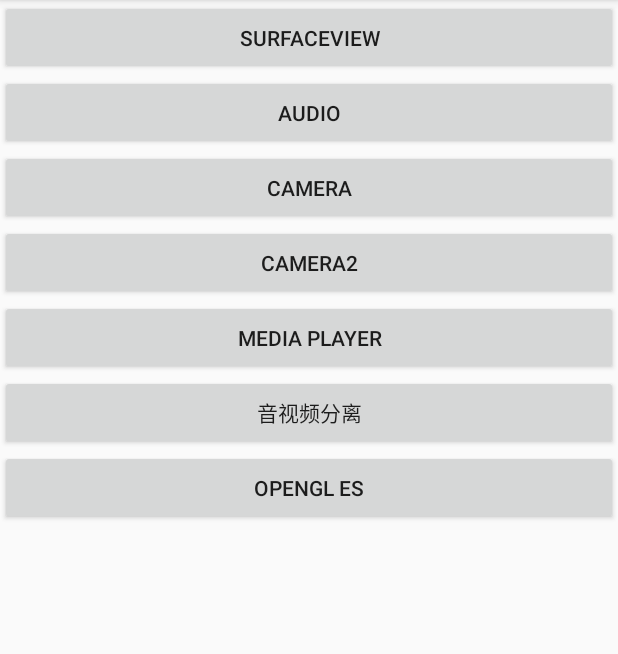
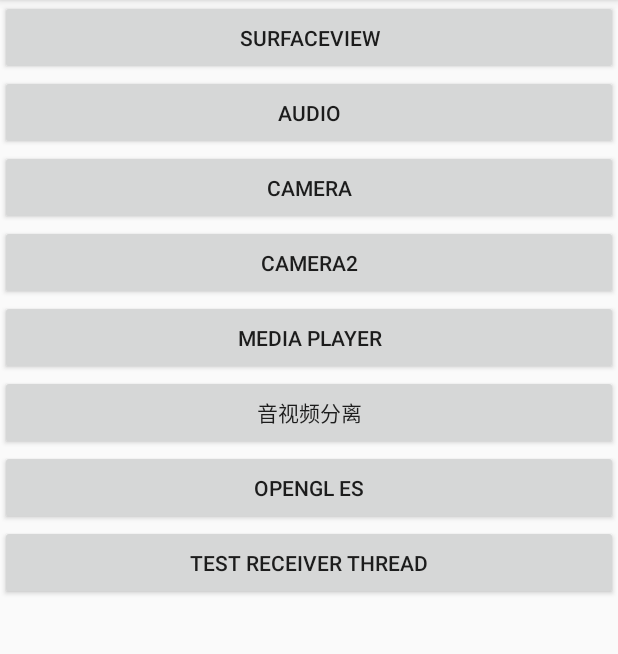
Before and after one commit to starry001/MediaProject, an Android app: the screen it shows after launch (IndexActivity), on a phone screen of 412 x 824 dp, the part 84-738 px from its top. Run offline under Robolectric (Android 15) with nearby library versions, the phone set to English and light mode, and no system bars; 2 statements that could not run were skipped.

Commit message:
测试order广播回调线程并回传数据给指定广播

```diff
--- a/app/src/main/java/com/example/surfaceview/ui/IndexActivity.kt
+++ b/app/src/main/java/com/example/surfaceview/ui/IndexActivity.kt
@@ -1,14 +1,20 @@
 package com.example.surfaceview.ui
 
+import android.content.Intent
+import android.os.Handler
+import android.os.HandlerThread
 import com.example.surfaceview.R
 import com.example.surfaceview.base.BaseActivity
-import com.example.surfaceview.util.JNIUtils
 import com.example.surfaceview.extention.jump
 import com.example.surfaceview.extention.logger
+import com.example.surfaceview.receiver.MsgReceiver
+import com.example.surfaceview.util.JNIUtils
 import kotlinx.android.synthetic.main.activity_index.*
+
 
 class IndexActivity : BaseActivity() {
 
+    private var handler: Handler? = null
     override fun layoutId(): Int = R.layout.activity_index
 
     override fun initListener() {
@@ -39,10 +45,21 @@ class IndexActivity : BaseActivity() {
         opengl.setOnClickListener {
             jump<OpenGLMainActivity>()
         }
+
+        test_receiver.setOnClickListener {
+            val receiver = MsgReceiver()
+            val intent = Intent("com.example.test")
+            intent.putExtra("main", "this is from IndexActivity");
+            sendOrderedBroadcast(intent, null, receiver,
+                    handler, -1, null, null)
+        }
     }
 
     override fun initData() {
         val str = JNIUtils.stringFromJNI()
         logger(str)
+        val handlerThread = HandlerThread("test")
+        handlerThread.start()
+        handler = Handler(handlerThread.looper)
     }
 }
--- a/app/src/main/res/layout/activity_index.xml
+++ b/app/src/main/res/layout/activity_index.xml
@@ -52,5 +52,11 @@
             android:layout_width="match_parent"
             android:layout_height="50dp"
             android:text="OpenGL ES" />
+
+        <Button
+            android:id="@+id/test_receiver"
+            android:layout_width="match_parent"
+            android:layout_height="50dp"
+            android:text="Test receiver thread" />
     </LinearLayout>
 </ScrollView>
```
Also changed, not shown: app/src/main/AndroidManifest.xml (+13 -0 lines), app/src/main/java/com/example/surfaceview/receiver/MsgReceiver.kt (added, +16 -0 lines), app/src/main/java/com/example/surfaceview/receiver/MyReceiver.kt (added, +27 -0 lines).
